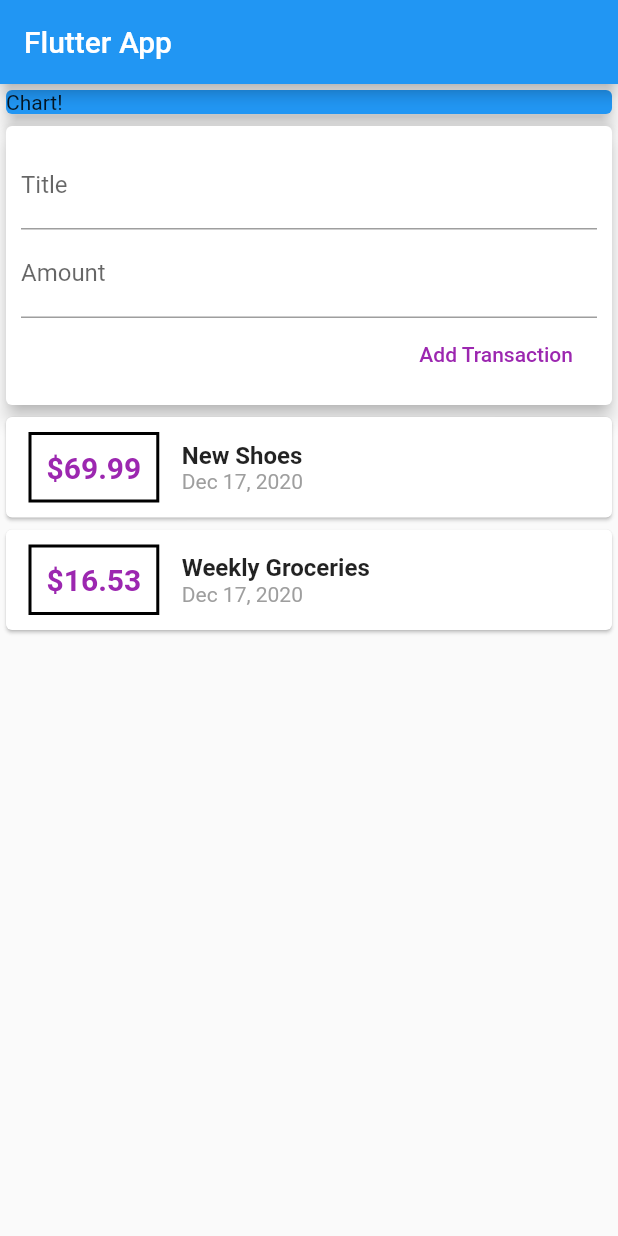
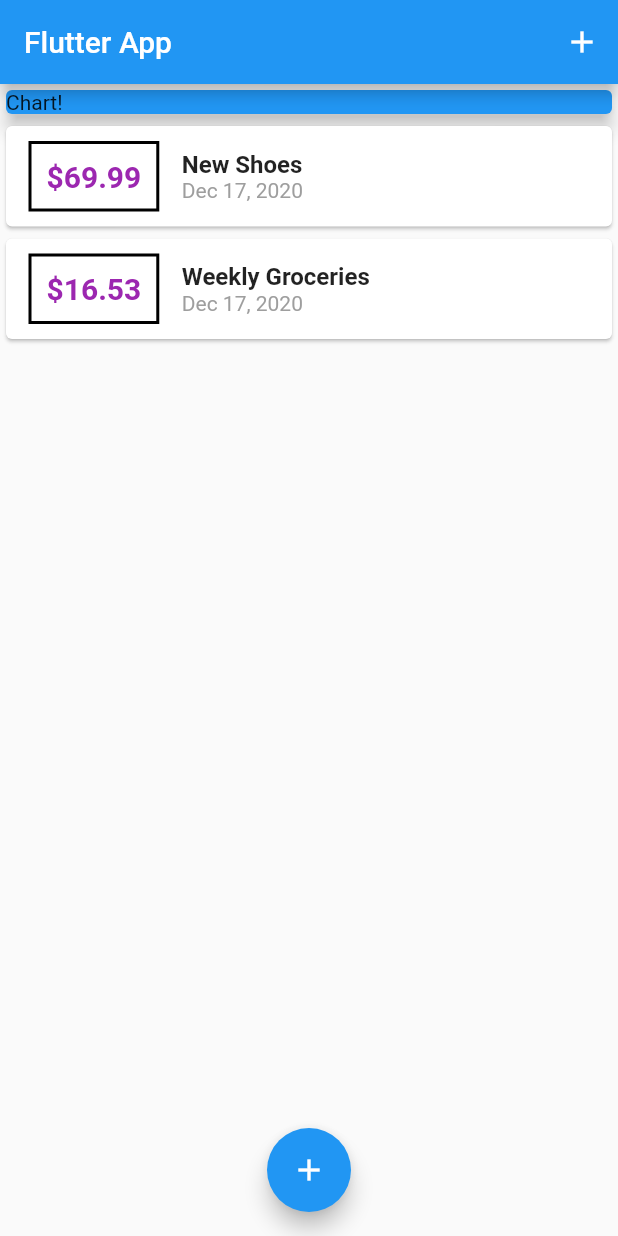
Before and after one commit to jhunderdog/personal_expenses, a Flutter app: the screen it shows after launch, on a phone screen of 412 x 824 dp. Run offline on Flutter 3.47's test engine with Material 2 defaults, Android fonts, the phone set to English and light mode, and no system bars.

```diff
--- a/lib/main.dart
+++ b/lib/main.dart
@@ -1,5 +1,8 @@
 import 'package:flutter/material.dart';
-import 'package:personal_expenses/widgets/user_transaction.dart';
+import 'package:personal_expenses/widgets/new_transaction.dart';
+import 'package:personal_expenses/widgets/transaction_list.dart';
+
+import './models/transaction.dart';
 
 void main() {
   runApp(MyApp());
@@ -20,14 +23,65 @@ class MyApp extends StatelessWidget {
   }
 }
 
-class MyHomePage extends StatelessWidget {
+class MyHomePage extends StatefulWidget {
   // String titleInput;
   // String amountInput;
+
+  @override
+  _MyHomePageState createState() => _MyHomePageState();
+}
+
+class _MyHomePageState extends State<MyHomePage> {
+  final List<Transaction> _userTransactions = [
+    Transaction(
+      id: 't1',
+      title: 'New Shoes',
+      amount: 69.99,
+      date: DateTime.now(),
+    ),
+    Transaction(
+      id: 't2',
+      title: 'Weekly Groceries',
+      amount: 16.53,
+      date: DateTime.now(),
+    ),
+  ];
+
+  void _addNewTransactions(String txTitle, double txAmount) {
+    final newTx = Transaction(
+      title: txTitle,
+      amount: txAmount,
+      date: DateTime.now(),
+      id: DateTime.now().toString(),
+    );
+    setState(() {
+      _userTransactions.add(newTx);
+    });
+  }
+
+  void _startAddNewTransaction(BuildContext ctx) {
+    showModalBottomSheet(
+        context: ctx,
+        builder: (_) {
+          return GestureDetector(
+            onTap: () {},
+            child: NewTransaction(_addNewTransactions),
+            behavior: HitTestBehavior.opaque,
+          );
+        });
+  }
+
   @override
   Widget build(BuildContext context) {
     return Scaffold(
       appBar: AppBar(
         title: Text('Flutter App'),
+        actions: [
+          IconButton(
+            icon: Icon(Icons.add),
+            onPressed: () => _startAddNewTransaction(context),
+          ),
+        ],
       ),
       body: SingleChildScrollView(
         child: Column(
@@ -42,8 +96,14 @@ class MyHomePage extends StatelessWidget {
                   elevation: 5,
                 ),
               ),
-                UserTransactions()
+              TransactionList(_userTransactions)
             ]),
-        ));
+      ),
+      floatingActionButtonLocation: FloatingActionButtonLocation.centerFloat,
+      floatingActionButton: FloatingActionButton(
+        child: Icon(Icons.add),
+        onPressed: () => _startAddNewTransaction(context),
+      ),
+    );
   }
 }
--- a/lib/widgets/user_transaction.dart
+++ /dev/null
@@ -1,48 +0,0 @@
-import 'package:flutter/material.dart';
-import './new_transaction.dart';
-import './transaction_list.dart';
-import 'package:personal_expenses/models/transaction.dart';
-
-class UserTransactions extends StatefulWidget {
-  @override
-  _UserTransactionsState createState() => _UserTransactionsState();
-}
-
-class _UserTransactionsState extends State<UserTransactions> {
-  final List<Transaction> _userTransactions = [
-    Transaction(
-      id: 't1',
-      title: 'New Shoes',
-      amount: 69.99,
-      date: DateTime.now(),
-    ),
-    Transaction(
-      id: 't2',
-      title: 'Weekly Groceries',
-      amount: 16.53,
-      date: DateTime.now(),
-    ),
-  ];
-
-  void _addNewTransactions(String txTitle, double txAmount) {
-    final newTx = Transaction(
-      title: txTitle,
-      amount: txAmount,
-      date: DateTime.now(),
-      id: DateTime.now().toString(),
-    );
-    setState(() {
-      _userTransactions.add(newTx);
-    });
-  }
-
-  @override
-  Widget build(BuildContext context) {
-    return Column(
-      children: [
-        NewTransaction(_addNewTransactions),
-        TransactionList(_userTransactions),
-      ],
-    );
-  }
-}
```
Lines whose indentation alone changed are shown as unchanged.
